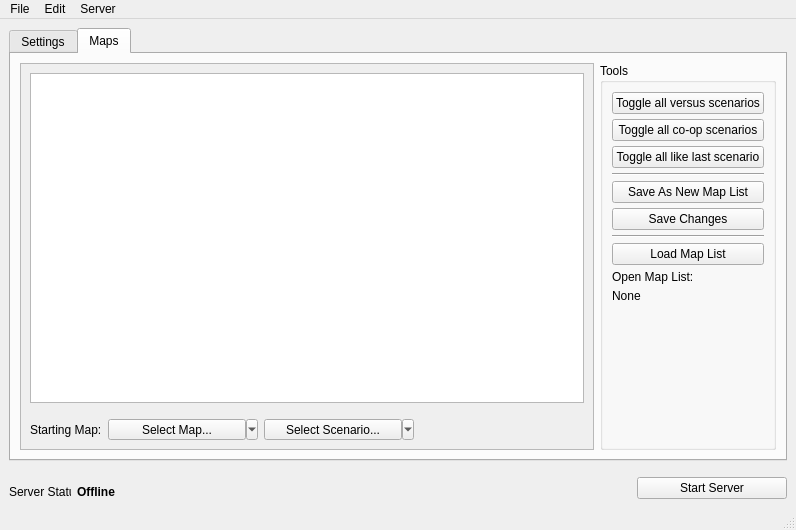
This is ui/layout.ui in nstgeorge/Inservency as Qt 5 draws it before an edit. The edited form follows.
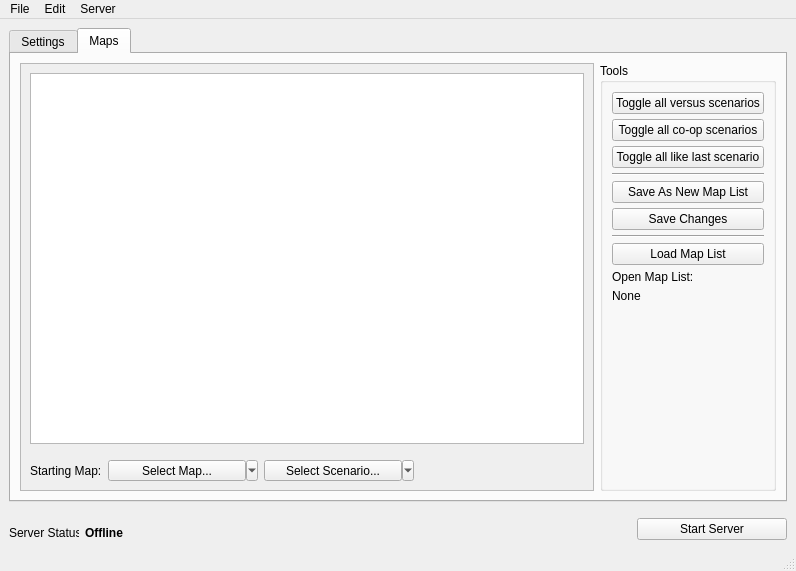
This is the edited form. The open tabs and pages were chosen to show the change.

```diff
--- a/ui/layout.ui
+++ b/ui/layout.ui
@@ -7,7 +7,7 @@
     <x>0</x>
     <y>0</y>
     <width>796</width>
-    <height>530</height>
+    <height>571</height>
    </rect>
   </property>
   <property name="windowTitle">
@@ -238,8 +238,8 @@
               <rect>
                <x>0</x>
                <y>0</y>
-               <width>609</width>
-               <height>396</height>
+               <width>586</width>
+               <height>424</height>
               </rect>
              </property>
              <layout class="QVBoxLayout" name="verticalLayout_6">
@@ -456,13 +456,13 @@
        <widget class="QLabel" name="serverStatusLabel">
         <property name="minimumSize">
          <size>
-          <width>62</width>
+          <width>70</width>
           <height>0</height>
          </size>
         </property>
         <property name="maximumSize">
          <size>
-          <width>62</width>
+          <width>70</width>
           <height>16777215</height>
          </size>
         </property>
```
Left out of the diff: 2 changed lines with no effect on the pictures.
